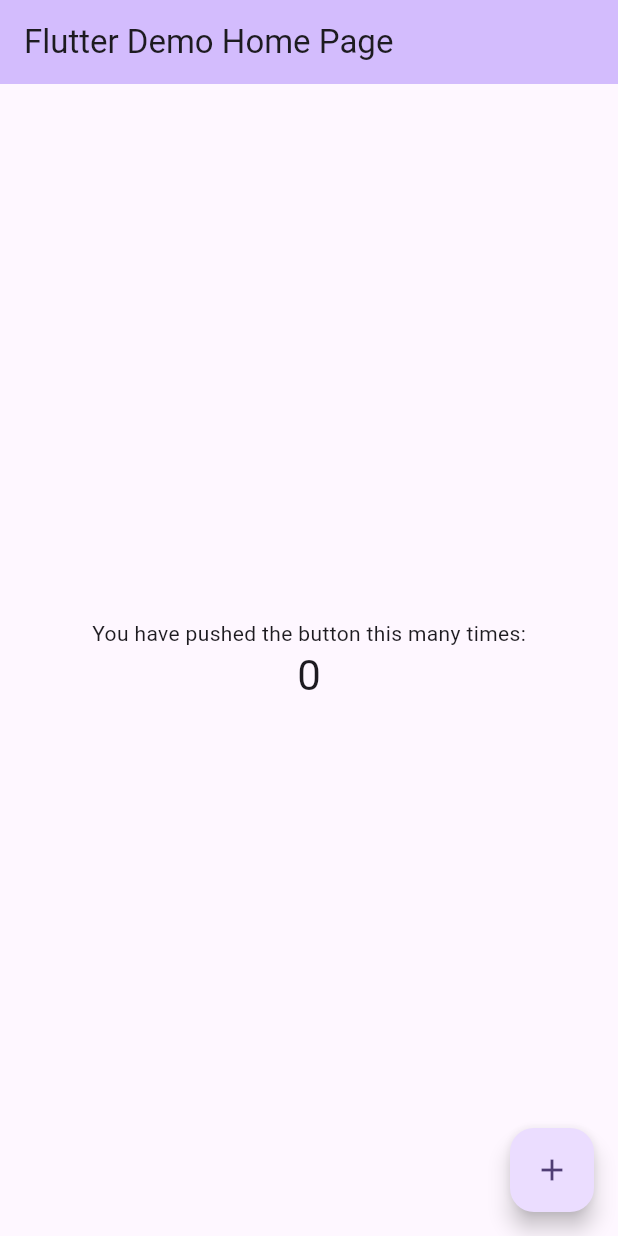
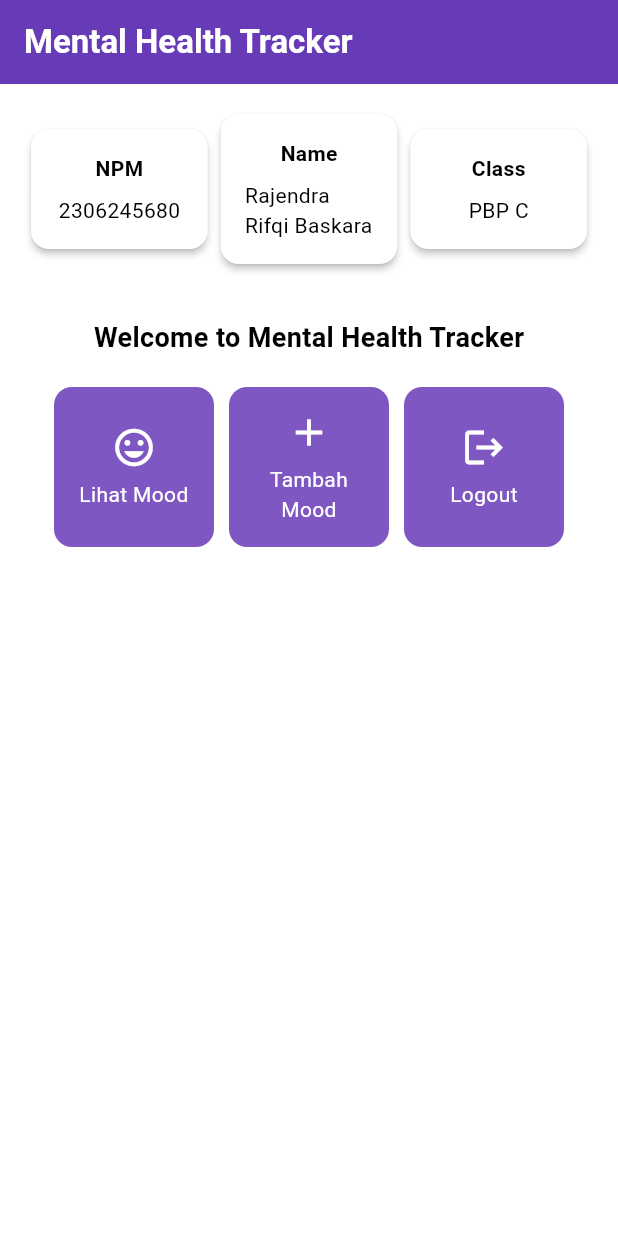
Before and after one commit to qibas/mental-health-tracker-mobile, a Flutter app: the screen it shows after launch, on a phone screen of 412 x 824 dp. Run offline on Flutter 3.47's test engine with Material 3 defaults, Android fonts, the phone set to English and light mode, and no system bars.

Commit message:
finsih tutorial 6

```diff
--- a/lib/main.dart
+++ b/lib/main.dart
@@ -1,4 +1,5 @@
 import 'package:flutter/material.dart';
+import 'package:mental_health_tracker/menu.dart';
 
 void main() {
   runApp(const MyApp());
@@ -28,98 +29,12 @@ class MyApp extends StatelessWidget {
         //
         // This works for code too, not just values: Most code changes can be
         // tested with just a hot reload.
-        colorScheme: ColorScheme.fromSeed(seedColor: Colors.deepPurple),
+        colorScheme: ColorScheme.fromSwatch(
+        primarySwatch: Colors.deepPurple,
+        ).copyWith(secondary: Colors.deepPurple[400]),
         useMaterial3: true,
       ),
-      home: const MyHomePage(title: 'Flutter Demo Home Page'),
+      home: MyHomePage(),
     );
   }
 }
-
-class MyHomePage extends StatefulWidget {
-  const MyHomePage({super.key, required this.title});
-
-  // This widget is the home page of your application. It is stateful, meaning
-  // that it has a State object (defined below) that contains fields that affect
-  // how it looks.
-
-  // This class is the configuration for the state. It holds the values (in this
-  // case the title) provided by the parent (in this case the App widget) and
-  // used by the build method of the State. Fields in a Widget subclass are
-  // always marked "final".
-
-  final String title;
-
-  @override
-  State<MyHomePage> createState() => _MyHomePageState();
-}
-
-class _MyHomePageState extends State<MyHomePage> {
-  int _counter = 0;
-
-  void _incrementCounter() {
-    setState(() {
-      // This call to setState tells the Flutter framework that something has
-      // changed in this State, which causes it to rerun the build method below
-      // so that the display can reflect the updated values. If we changed
-      // _counter without calling setState(), then the build method would not be
-      // called again, and so nothing would appear to happen.
-      _counter++;
-    });
-  }
-
-  @override
-  Widget build(BuildContext context) {
-    // This method is rerun every time setState is called, for instance as done
-    // by the _incrementCounter method above.
-    //
-    // The Flutter framework has been optimized to make rerunning build methods
-    // fast, so that you can just rebuild anything that needs updating rather
-    // than having to individually change instances of widgets.
-    return Scaffold(
-      appBar: AppBar(
-        // TRY THIS: Try changing the color here to a specific color (to
-        // Colors.amber, perhaps?) and trigger a hot reload to see the AppBar
-        // change color while the other colors stay the same.
-        backgroundColor: Theme.of(context).colorScheme.inversePrimary,
-        // Here we take the value from the MyHomePage object that was created by
-        // the App.build method, and use it to set our appbar title.
-        title: Text(widget.title),
-      ),
-      body: Center(
-        // Center is a layout widget. It takes a single child and positions it
-        // in the middle of the parent.
-        child: Column(
-          // Column is also a layout widget. It takes a list of children and
-          // arranges them vertically. By default, it sizes itself to fit its
-          // children horizontally, and tries to be as tall as its parent.
-          //
-          // Column has various properties to control how it sizes itself and
-          // how it positions its children. Here we use mainAxisAlignment to
-          // center the children vertically; the main axis here is the vertical
-          // axis because Columns are vertical (the cross axis would be
-          // horizontal).
-          //
-          // TRY THIS: Invoke "debug painting" (choose the "Toggle Debug Paint"
-          // action in the IDE, or press "p" in the console), to see the
-          // wireframe for each widget.
-          mainAxisAlignment: MainAxisAlignment.center,
-          children: <Widget>[
-            const Text(
-              'You have pushed the button this many times:',
-            ),
-            Text(
-              '$_counter',
-              style: Theme.of(context).textTheme.headlineMedium,
-            ),
-          ],
-        ),
-      ),
-      floatingActionButton: FloatingActionButton(
-        onPressed: _incrementCounter,
-        tooltip: 'Increment',
-        child: const Icon(Icons.add),
-      ), // This trailing comma makes auto-formatting nicer for build methods.
-    );
-  }
-}
--- /dev/null
+++ b/lib/menu.dart
@@ -0,0 +1,188 @@
+import 'package:flutter/material.dart';
+
+class MyHomePage extends StatelessWidget {
+    MyHomePage({super.key});
+
+    final String npm = '2306245680'; // NPM
+    final String name = 'Rajendra Rifqi Baskara'; // Nama
+    final String className = 'PBP C'; // Kelas
+
+    final List<ItemHomepage> items = [
+         ItemHomepage("Lihat Mood", Icons.mood),
+         ItemHomepage("Tambah Mood", Icons.add),
+         ItemHomepage("Logout", Icons.logout),
+     ];
+
+    @override
+    Widget build(BuildContext context) {
+        // Scaffold menyediakan struktur dasar halaman dengan AppBar dan body.
+        return Scaffold(
+            // AppBar adalah bagian atas halaman yang menampilkan judul.
+            appBar: AppBar(
+                // Judul aplikasi "Mental Health Tracker" dengan teks putih dan tebal.
+                title: const Text(
+                    'Mental Health Tracker',
+                    style: TextStyle(
+                        color: Colors.white,
+                        fontWeight: FontWeight.bold,
+                    ),
+                ),
+                // Warna latar belakang AppBar diambil dari skema warna tema aplikasi.
+                backgroundColor: Theme.of(context).colorScheme.primary,
+            ),
+            // Body halaman dengan padding di sekelilingnya.
+            body: Padding(
+                padding: const EdgeInsets.all(16.0),
+                // Menyusun widget secara vertikal dalam sebuah kolom.
+                child: Column(
+                    crossAxisAlignment: CrossAxisAlignment.center,
+                    children: [
+                        // Row untuk menampilkan 3 InfoCard secara horizontal.
+                        Row(
+                            mainAxisAlignment: MainAxisAlignment.spaceEvenly,
+                            children: [
+                                InfoCard(title: 'NPM', content: npm),
+                                InfoCard(title: 'Name', content: name),
+                                InfoCard(title: 'Class', content: className),
+                            ],
+                        ),
+
+                        // Memberikan jarak vertikal 16 unit.
+                        const SizedBox(height: 16.0),
+
+                        // Menempatkan widget berikutnya di tengah halaman.
+                        Center(
+                            child: Column(
+                                // Menyusun teks dan grid item secara vertikal.
+                                children: [
+                                    // Menampilkan teks sambutan dengan gaya tebal dan ukuran 18.
+                                    const Padding(
+                                        padding: EdgeInsets.only(top: 16.0),
+                                        child: Text(
+                                            'Welcome to Mental Health Tracker',
+                                            style: TextStyle(
+                                                fontWeight: FontWeight.bold,
+                                                fontSize: 18.0,
+                                            ),
+                                        ),
+                                    ),
+
+                                    // Grid untuk menampilkan ItemCard dalam bentuk grid 3 kolom.
+                                    GridView.count(
+                                        primary: true,
+                                        padding: const EdgeInsets.all(20),
+                                        crossAxisSpacing: 10,
+                                        mainAxisSpacing: 10,
+                                        crossAxisCount: 3,
+                                        // Agar grid menyesuaikan tinggi kontennya.
+                                        shrinkWrap: true,
+
+                                        // Menampilkan ItemCard untuk setiap item dalam list items.
+                                        children: items.map((ItemHomepage item) {
+                                            return ItemCard(item);
+                                        }).toList(),
+                                    ),
+                                ],
+                            ),
+                        ),
+                    ],
+                ),
+            ),
+        );
+    }
+}
+
+
+class InfoCard extends StatelessWidget {
+  // Kartu informasi yang menampilkan title dan content.
+
+  final String title;  // Judul kartu.
+  final String content;  // Isi kartu.
+
+  const InfoCard({super.key, required this.title, required this.content});
+
+  @override
+  Widget build(BuildContext context) {
+    return Card(
+      // Membuat kotak kartu dengan bayangan dibawahnya.
+      elevation: 2.0,
+      child: Container(
+        // Mengatur ukuran dan jarak di dalam kartu.
+        width: MediaQuery.of(context).size.width / 3.5, // menyesuaikan dengan lebar device yang digunakan.
+        padding: const EdgeInsets.all(16.0),
+        // Menyusun title dan content secara vertikal.
+        child: Column(
+          children: [
+            Text(
+              title,
+              style: const TextStyle(fontWeight: FontWeight.bold),
+            ),
+            const SizedBox(height: 8.0),
+            Text(content),
+          ],
+        ),
+      ),
+    );
+  }
+}
+
+class ItemHomepage {
+     final String name;
+     final IconData icon;
+
+     ItemHomepage(this.name, this.icon);
+ }
+
+ class ItemCard extends StatelessWidget {
+  // Menampilkan kartu dengan ikon dan nama.
+
+  final ItemHomepage item;
+
+  const ItemCard(this.item, {super.key});
+
+  @override
+  Widget build(BuildContext context) {
+    return Material(
+      // Menentukan warna latar belakang dari tema aplikasi.
+      color: Theme.of(context).colorScheme.secondary,
+      // Membuat sudut kartu melengkung.
+      borderRadius: BorderRadius.circular(12),
+
+      child: InkWell(
+        // Aksi ketika kartu ditekan.
+        onTap: () {
+          // Menampilkan pesan SnackBar saat kartu ditekan.
+          ScaffoldMessenger.of(context)
+            ..hideCurrentSnackBar()
+            ..showSnackBar(
+              SnackBar(content: Text("Kamu telah menekan tombol ${item.name}!"))
+            );
+        },
+        // Container untuk menyimpan Icon dan Text
+        child: Container(
+          padding: const EdgeInsets.all(8),
+          child: Center(
+            child: Column(
+              // Menyusun ikon dan teks di tengah kartu.
+              mainAxisAlignment: MainAxisAlignment.center,
+              children: [
+                Icon(
+                  item.icon,
+                  color: Colors.white,
+                  size: 30.0,
+                ),
+                const Padding(padding: EdgeInsets.all(3)),
+                Text(
+                  item.name,
+                  textAlign: TextAlign.center,
+                  style: const TextStyle(color: Colors.white),
+                ),
+              ],
+            ),
+          ),
+        ),
+      ),
+    );
+  }
+
+}
```
